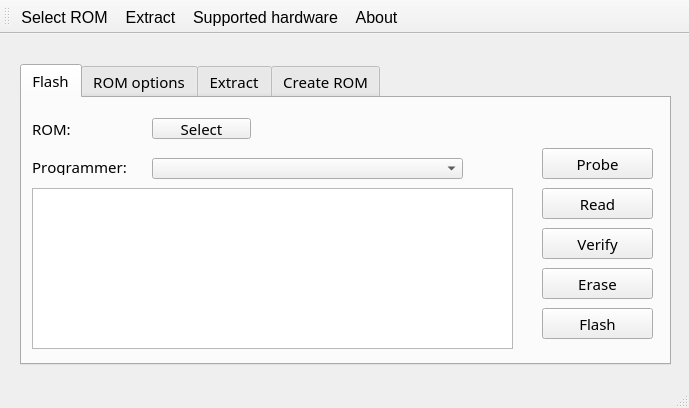
The window that mainwindow.ui (lukaszdmitrowski/coreboot_flashtool) describes before a commit, drawn with Qt 5.
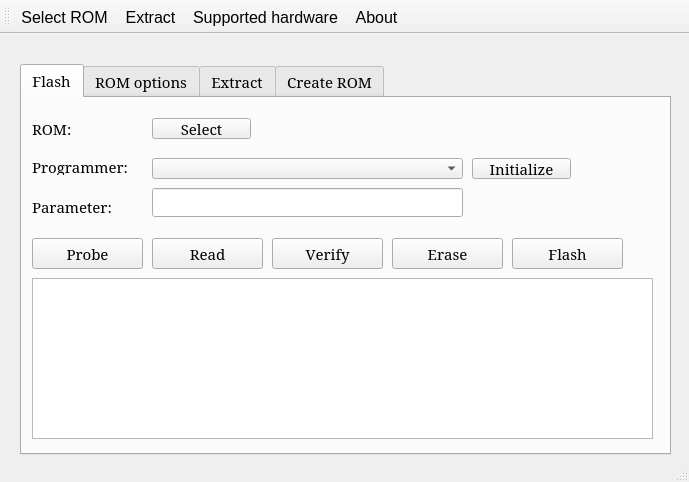
The same window after the commit. Icons and pictures are not drawn.

Commit message: [ADD] Programmer parameter

```diff
--- a/mainwindow.ui
+++ b/mainwindow.ui
@@ -7,7 +7,7 @@
     <x>0</x>
     <y>0</y>
     <width>689</width>
-    <height>408</height>
+    <height>482</height>
    </rect>
   </property>
   <property name="font">
@@ -49,12 +49,12 @@
       <x>20</x>
       <y>30</y>
       <width>651</width>
-      <height>301</height>
+      <height>391</height>
      </rect>
     </property>
     <property name="font">
      <font>
-      <family>Sans</family>
+      <family>Serif</family>
       <pointsize>11</pointsize>
      </font>
     </property>
@@ -98,8 +98,8 @@
      <widget class="QPushButton" name="b_read">
       <property name="geometry">
        <rect>
-        <x>520</x>
-        <y>90</y>
+        <x>130</x>
+        <y>140</y>
         <width>111</width>
         <height>31</height>
        </rect>
@@ -111,8 +111,8 @@
      <widget class="QPushButton" name="b_erase">
       <property name="geometry">
        <rect>
-        <x>520</x>
-        <y>170</y>
+        <x>370</x>
+        <y>140</y>
         <width>111</width>
         <height>31</height>
        </rect>
@@ -124,8 +124,8 @@
      <widget class="QPushButton" name="b_flash">
       <property name="geometry">
        <rect>
-        <x>520</x>
-        <y>210</y>
+        <x>490</x>
+        <y>140</y>
         <width>111</width>
         <height>31</height>
        </rect>
@@ -138,8 +138,8 @@
       <property name="geometry">
        <rect>
         <x>10</x>
-        <y>90</y>
-        <width>481</width>
+        <y>180</y>
+        <width>621</width>
         <height>161</height>
        </rect>
       </property>
@@ -156,8 +156,8 @@
      <widget class="QPushButton" name="b_verify">
       <property name="geometry">
        <rect>
-        <x>520</x>
-        <y>130</y>
+        <x>250</x>
+        <y>140</y>
         <width>111</width>
         <height>31</height>
        </rect>
@@ -208,8 +208,8 @@
      <widget class="QPushButton" name="b_probe">
       <property name="geometry">
        <rect>
-        <x>520</x>
-        <y>50</y>
+        <x>10</x>
+        <y>140</y>
         <width>111</width>
         <height>31</height>
        </rect>
@@ -218,6 +218,42 @@
        <string>Probe</string>
       </property>
      </widget>
+     <widget class="QLabel" name="l_prog_param">
+      <property name="geometry">
+       <rect>
+        <x>10</x>
+        <y>100</y>
+        <width>101</width>
+        <height>17</height>
+       </rect>
+      </property>
+      <property name="text">
+       <string>Parameter:</string>
+      </property>
+     </widget>
+     <widget class="QLineEdit" name="edit_prog_param">
+      <property name="geometry">
+       <rect>
+        <x>130</x>
+        <y>90</y>
+        <width>311</width>
+        <height>29</height>
+       </rect>
+      </property>
+     </widget>
+     <widget class="QPushButton" name="b_init_prog">
+      <property name="geometry">
+       <rect>
+        <x>450</x>
+        <y>60</y>
+        <width>99</width>
+        <height>21</height>
+       </rect>
+      </property>
+      <property name="text">
+       <string>Initialize</string>
+      </property>
+     </widget>
      <zorder>cb_sel_progr</zorder>
      <zorder>l_programmer</zorder>
      <zorder>b_erase</zorder>
```
Left out of the diff: 87 changed lines with no effect on the pictures. The commit also changes 2 other files.
